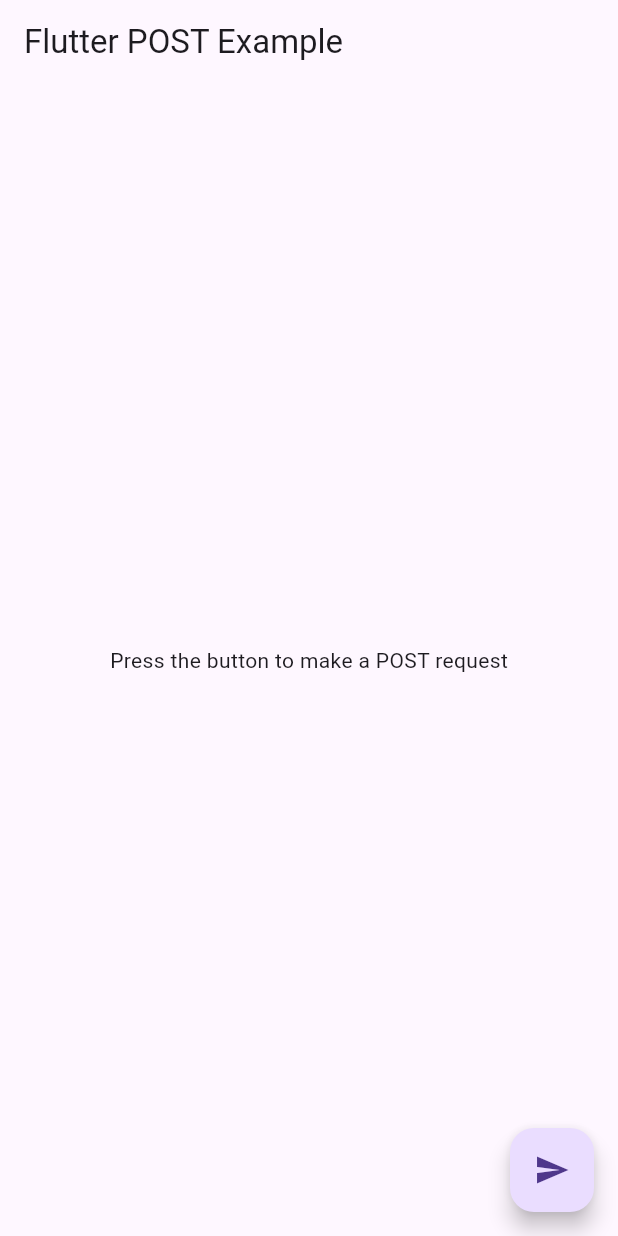
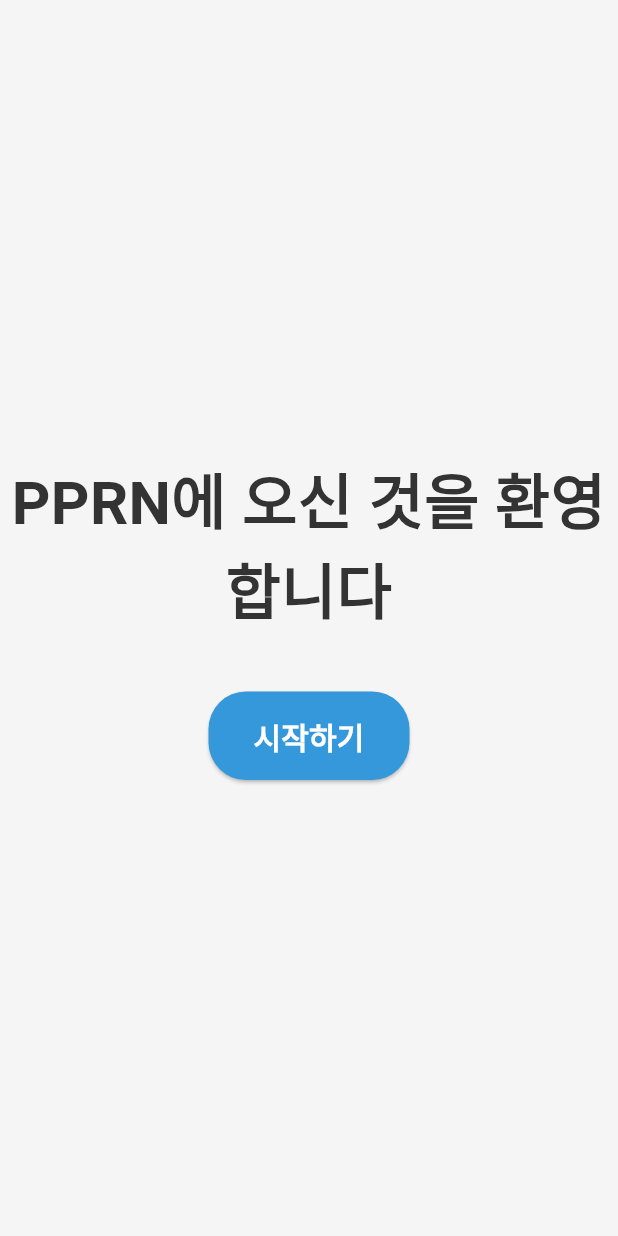
Before and after one commit to haribo09876/portfolioprojectflutter, a Flutter app: the screen it shows after launch, on a phone screen of 412 x 824 dp. Run offline on Flutter 3.47's test engine with Material 3 defaults, Android fonts, the phone set to English and light mode, and no system bars.

Commit message:
20240726
by KYW

```diff
--- a/lib/main.dart
+++ b/lib/main.dart
@@ -1,66 +1,18 @@
 import 'package:flutter/material.dart';
-import 'package:http/http.dart' as http;
-import 'dart:convert';
-import 'package:flutter_dotenv/flutter_dotenv.dart';
+import 'routes.dart';
 
-void main() async {
-  await dotenv.load(fileName: ".env");
-  runApp(MyApp());
+void main() {
+  runApp(const App());
 }
 
-class MyApp extends StatelessWidget {
+class App extends StatelessWidget {
+  const App({super.key});
+
   @override
   Widget build(BuildContext context) {
     return MaterialApp(
-      home: MyHomePage(),
+      initialRoute: AppRoutes.intro,
+      routes: AppRoutes.routes,
     );
   }
 }
-
-class MyHomePage extends StatelessWidget {
-  // HTTP POST 요청을 보내는 함수
-  Future<void> makePostRequest() async {
-    var url = Uri.parse(dotenv.env['API_URL_PURCHASEFUNC']!);
-    var data = {
-      "action": "create",
-      "userId": "80ed128b-195e-4560-a108-2827a1bc2f48",
-      "itemId": "cd7c65b2-11b0-41c1-b728-6707bae3a3af",
-      "purchaseStatus": "Purchased"
-    };
-
-    try {
-      var response = await http.post(
-        url,
-        headers: {
-          "Content-Type": "application/json",
-        },
-        body: json.encode(data),
-      );
-
-      if (response.statusCode == 200) {
-        print('Response data: ${response.body}');
-      } else {
-        print('Request failed with status: ${response.statusCode}');
-      }
-    } catch (e) {
-      print('Error occurred: $e');
-    }
-  }
-
-  @override
-  Widget build(BuildContext context) {
-    return Scaffold(
-      appBar: AppBar(
-        title: Text('Flutter POST Example'),
-      ),
-      body: Center(
-        child: Text('Press the button to make a POST request'),
-      ),
-      floatingActionButton: FloatingActionButton(
-        onPressed: makePostRequest,
-        tooltip: 'Send POST Request',
-        child: Icon(Icons.send),
-      ),
-    );
-  }
-}
--- /dev/null
+++ b/lib/pages/introPage.dart
@@ -0,0 +1,48 @@
+import 'package:flutter/material.dart';
+import '../routes.dart';
+
+class IntroPage extends StatelessWidget {
+  @override
+  Widget build(BuildContext context) {
+    return Scaffold(
+      backgroundColor: Color(0xfff5f5f5),
+      body: Center(
+        child: Column(
+          mainAxisAlignment: MainAxisAlignment.center,
+          children: [
+            Text(
+              'PPRN에 오신 것을 환영합니다',
+              style: TextStyle(
+                fontSize: 40,
+                fontWeight: FontWeight.bold,
+                color: Color(0xff333333),
+              ),
+              textAlign: TextAlign.center,
+            ),
+            SizedBox(height: 40),
+            ElevatedButton(
+              style: ElevatedButton.styleFrom(
+                backgroundColor: Color(0xff3498db),
+                padding: EdgeInsets.symmetric(horizontal: 30, vertical: 15),
+                shape: RoundedRectangleBorder(
+                  borderRadius: BorderRadius.circular(25),
+                ),
+              ),
+              onPressed: () {
+                Navigator.pushNamed(context, AppRoutes.login);
+              },
+              child: Text(
+                '시작하기',
+                style: TextStyle(
+                  fontSize: 20,
+                  fontWeight: FontWeight.bold,
+                  color: Colors.white,
+                ),
+              ),
+            ),
+          ],
+        ),
+      ),
+    );
+  }
+}
--- /dev/null
+++ b/lib/routes.dart
@@ -0,0 +1,37 @@
+import 'package:flutter/material.dart';
+import 'pages/introPage.dart';
+import 'pages/loginPage.dart';
+import 'pages/signupPage.dart';
+import 'pages/mainPage.dart';
+import 'pages/homePage.dart';
+import 'pages/tweetPage.dart';
+import 'pages/instaPage.dart';
+import 'pages/shopPage.dart';
+import 'pages/userPage.dart';
+import 'pages/dashboardPage.dart';
+
+class AppRoutes {
+  static const String intro = '/';
+  static const String login = '/loginPage';
+  static const String signup = '/signupPage';
+  static const String main = '/mainPage';
+  static const String home = '/homePage';
+  static const String tweet = '/tweetPage';
+  static const String insta = '/instaPage';
+  static const String shop = '/shopPage';
+  static const String user = '/userPage';
+  static const String dashboard = '/dashboardPage';
+
+  static final routes = <String, WidgetBuilder>{
+    intro: (BuildContext context) => IntroPage(),
+    login: (BuildContext context) => LoginPage(),
+    signup: (BuildContext context) => SignupPage(),
+    main: (BuildContext context) => MainPage(),
+    home: (BuildContext context) => HomePage(),
+    tweet: (BuildContext context) => TweetPage(),
+    insta: (BuildContext context) => InstaPage(),
+    shop: (BuildContext context) => ShopPage(),
+    user: (BuildContext context) => UserPage(),
+    dashboard: (BuildContext context) => Dashboardpage(),
+  };
+}
```
Also changed, not shown: lib/pages/completionPage.dart (added, +15 -0 lines), lib/pages/dashboardPage.dart (added, +15 -0 lines), lib/pages/homePage.dart (added, +10 -0 lines), lib/pages/instaPage.dart (added, +10 -0 lines), lib/pages/loginPage.dart (added, +115 -0 lines), lib/pages/mainPage.dart (added, +59 -0 lines), lib/pages/shopPage.dart (added, +10 -0 lines), lib/pages/signupPage.dart (added, +15 -0 lines), lib/pages/tweetPage.dart (added, +10 -0 lines), lib/pages/userPage.dart (added, +15 -0 lines).
